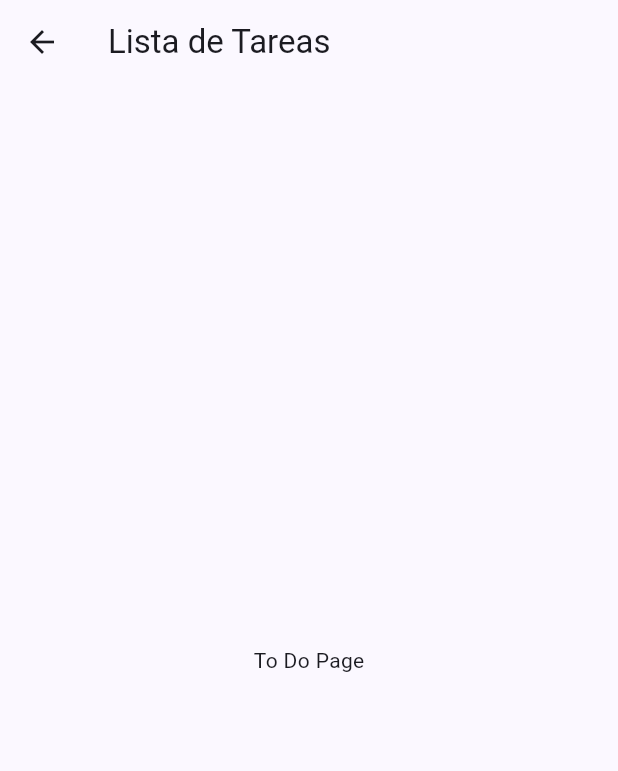
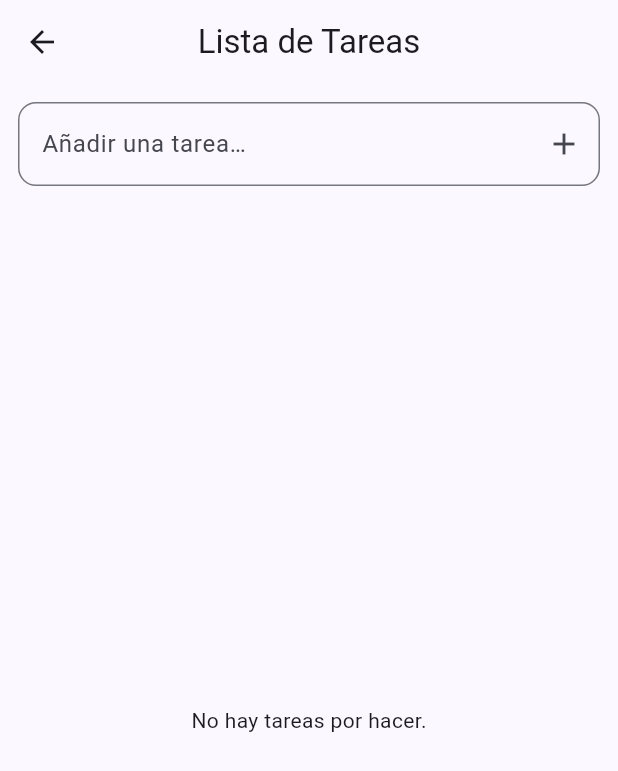
Before and after one commit to HectorPolendo-DEV/Flutter-prueba-tecnica, a Flutter app: the TodoPage screen opened by its route, on a phone screen of 412 x 824 dp. Shown: the top 771 px of the screen. Run offline on Flutter 3.47's test engine with Material 3 defaults, Android fonts, the phone set to English and light mode, and no system bars; our stand-ins replace cached_network_image, dio, flutter_dotenv, go_router, hive, hive_flutter; accounts and stored records are empty.

Commit message:
to do module complete

```diff
--- /dev/null
+++ b/lib/features/todo/data/datasource/local/todo_local_datasource.dart
@@ -0,0 +1,16 @@
+import 'package:hive/hive.dart';
+import '../../models/todo_model.dart';
+
+class ToDoLocalDataSource {
+  final Box<ToDoModel> box;
+
+  ToDoLocalDataSource(this.box);
+
+  List<ToDoModel> getAll() => box.values.toList();
+
+  Future<void> add(ToDoModel todo) async => await box.put(todo.id, todo);
+
+  Future<void> delete(String id) async => await box.delete(id);
+
+  Future<void> update(ToDoModel todo) async => await box.put(todo.id, todo);
+}
--- /dev/null
+++ b/lib/features/todo/data/models/todo_model.dart
@@ -0,0 +1,23 @@
+import 'package:hive/hive.dart';
+import '../../domain/entities/todo.dart';
+
+part 'todo_model.g.dart';
+
+@HiveType(typeId: 0)
+class ToDoModel extends HiveObject {
+  @HiveField(0)
+  String id;
+
+  @HiveField(1)
+  String title;
+
+  @HiveField(2)
+  bool isDone;
+
+  ToDoModel({required this.id, required this.title, this.isDone = false});
+
+  factory ToDoModel.fromEntity(ToDo todo) =>
+      ToDoModel(id: todo.id, title: todo.title, isDone: todo.isDone);
+
+  ToDo toEntity() => ToDo(id: id, title: title, isDone: isDone);
+}
--- /dev/null
+++ b/lib/features/todo/data/repositories/todo_repository_impl.dart
@@ -0,0 +1,24 @@
+import '../../domain/entities/todo.dart';
+import '../../domain/repositories/todo_repository.dart';
+import '../datasource/local/todo_local_datasource.dart';
+import '../models/todo_model.dart';
+
+class ToDoRepositoryImpl implements ToDoRepository {
+  final ToDoLocalDataSource local;
+
+  ToDoRepositoryImpl(this.local);
+
+  @override
+  List<ToDo> getAll() => local.getAll().map((e) => e.toEntity()).toList();
+
+  @override
+  Future<void> add(ToDo todo) async =>
+      await local.add(ToDoModel.fromEntity(todo));
+
+  @override
+  Future<void> delete(String id) async => await local.delete(id);
+
+  @override
+  Future<void> update(ToDo todo) async =>
+      await local.update(ToDoModel.fromEntity(todo));
+}
--- /dev/null
+++ b/lib/features/todo/domain/entities/todo.dart
@@ -0,0 +1,15 @@
+class ToDo {
+  final String id;
+  final String title;
+  final bool isDone;
+
+  ToDo({required this.id, required this.title, this.isDone = false});
+
+  ToDo copyWith({String? id, String? title, bool? isDone}) {
+    return ToDo(
+      id: id ?? this.id,
+      title: title ?? this.title,
+      isDone: isDone ?? this.isDone,
+    );
+  }
+}
--- /dev/null
+++ b/lib/features/todo/domain/repositories/todo_repository.dart
@@ -0,0 +1,8 @@
+import '../entities/todo.dart';
+
+abstract class ToDoRepository {
+  List<ToDo> getAll();
+  Future<void> add(ToDo todo);
+  Future<void> delete(String id);
+  Future<void> update(ToDo todo);
+}
--- a/lib/features/todo/presentation/view/to_do_page.dart
+++ b/lib/features/todo/presentation/view/to_do_page.dart
@@ -1,13 +1,125 @@
 import 'package:flutter/material.dart';
+import 'package:provider/provider.dart';
+import '../../presentation/viewmodel/todo_viewmodel.dart';
+import '../../data/repositories/todo_repository_impl.dart';
+import '../../data/datasource/local/todo_local_datasource.dart';
+import 'package:hive_flutter/hive_flutter.dart';
+import '../../data/models/todo_model.dart';
 
 class TodoPage extends StatelessWidget {
   const TodoPage({super.key});
 
   @override
   Widget build(BuildContext context) {
+    return FutureBuilder(
+      future: _initHive(),
+      builder: (context, snapshot) {
+        if (snapshot.connectionState == ConnectionState.waiting) {
+          return const Scaffold(
+            body: Center(child: CircularProgressIndicator()),
+          );
+        }
+        if (snapshot.hasError) {
+          return Scaffold(
+            body: Center(
+              child: Text('Error al inicializar Hive: ${snapshot.error}'),
+            ),
+          );
+        }
+
+        final box = snapshot.data as Box<ToDoModel>;
+        return ChangeNotifierProvider(
+          create: (_) =>
+              ToDoViewModel(ToDoRepositoryImpl(ToDoLocalDataSource(box))),
+          child: const _ToDoView(),
+        );
+      },
+    );
+  }
+
+  Future<Box<ToDoModel>> _initHive() async {
+    if (!Hive.isAdapterRegistered(0)) {
+      Hive.registerAdapter(ToDoModelAdapter());
+    }
+    return await Hive.openBox<ToDoModel>('todosBox');
+  }
+}
+
+class _ToDoView extends StatelessWidget {
+  const _ToDoView();
+
+  @override
+  Widget build(BuildContext context) {
+    final vm = context.watch<ToDoViewModel>();
+    final controller = TextEditingController();
+
     return Scaffold(
-      appBar: AppBar(title: const Text('Lista de Tareas')),
-      body: const Center(child: Text('To Do Page')),
+      appBar: AppBar(title: const Text('Lista de Tareas'), centerTitle: true),
+      body: Column(
+        children: [
+          Padding(
+            padding: const EdgeInsets.all(12),
+            child: TextField(
+              controller: controller,
+              textInputAction: TextInputAction.done,
+              decoration: InputDecoration(
+                hintText: 'Añadir una tarea…',
+                suffixIcon: IconButton(
+                  icon: const Icon(Icons.add),
+                  onPressed: () => vm.add(controller.text),
+                ),
+                border: OutlineInputBorder(
+                  borderRadius: BorderRadius.circular(12),
+                ),
+              ),
+              onSubmitted: vm.add,
+            ),
+          ),
+          Expanded(
+            child: vm.todos.isEmpty
+                ? const Center(child: Text('No hay tareas por hacer.'))
+                : Padding(
+                    padding: const EdgeInsets.all(12),
+                    child: ListView.builder(
+                      itemCount: vm.todos.length,
+                      itemBuilder: (context, index) {
+                        final todo = vm.todos[index];
+                        return Column(
+                          children: [
+                            Dismissible(
+                              key: Key(todo.id),
+                              direction: DismissDirection.endToStart,
+                              background: Container(
+                                color: Colors.red,
+                                alignment: Alignment.centerRight,
+                                child: const Icon(
+                                  Icons.delete,
+                                  color: Colors.white,
+                                ),
+                              ),
+                              onDismissed: (_) => vm.delete(todo.id),
+                              child: CheckboxListTile(
+                                value: todo.isDone,
+                                title: Text(
+                                  todo.title,
+                                  style: TextStyle(
+                                    decoration: todo.isDone
+                                        ? TextDecoration.lineThrough
+                                        : TextDecoration.none,
+                                  ),
+                                ),
+                                onChanged: (_) => vm.toggle(todo.id),
+                              ),
+                            ),
+                            const Divider(height: 1),
+                          ],
+                        );
+                      },
+                    ),
+                  ),
+          ),
+        ],
+      ),
     );
   }
 }
--- /dev/null
+++ b/lib/features/todo/presentation/viewmodel/todo_viewmodel.dart
@@ -0,0 +1,37 @@
+import 'package:flutter/material.dart';
+import '../../domain/entities/todo.dart';
+import '../../domain/repositories/todo_repository.dart';
+import 'package:uuid/uuid.dart';
+
+class ToDoViewModel extends ChangeNotifier {
+  final ToDoRepository repo;
+  final _uuid = const Uuid();
+
+  List<ToDo> _todos = [];
+  List<ToDo> get todos => _todos;
+
+  ToDoViewModel(this.repo) {
+    _todos = repo.getAll();
+  }
+
+  void add(String title) async {
+    final todo = ToDo(id: _uuid.v4(), title: title);
+    await repo.add(todo);
+    _todos = repo.getAll();
+    notifyListeners();
+  }
+
+  void toggle(String id) async {
+    final todo = _todos.firstWhere((t) => t.id == id);
+    final updated = todo.copyWith(isDone: !todo.isDone);
+    await repo.update(updated);
+    _todos = repo.getAll();
+    notifyListeners();
+  }
+
+  void delete(String id) async {
+    await repo.delete(id);
+    _todos = repo.getAll();
+    notifyListeners();
+  }
+}
--- a/lib/main.dart
+++ b/lib/main.dart
@@ -3,9 +3,11 @@ import 'app/app.dart';
 import 'package:flutter_dotenv/flutter_dotenv.dart';
 import 'package:provider/provider.dart';
 import 'app/app_providers.dart';
+import 'package:hive_flutter/hive_flutter.dart';
 
 void main() async {
   WidgetsFlutterBinding.ensureInitialized();
+  await Hive.initFlutter();
   await dotenv.load(fileName: ".env");
   runApp(MultiProvider(providers: appProviders, child: const MyApp()));
 }
--- a/pubspec.yaml
+++ b/pubspec.yaml
@@ -35,6 +35,9 @@ dependencies:
   dio: ^5.7.0
   cached_network_image: ^3.4.1
   flutter_staggered_grid_view: ^0.7.0
+  hive: ^2.2.3
+  hive_flutter: ^1.1.0
+  uuid: ^4.5.0
 
   # The following adds the Cupertino Icons font to your application.
   # Use with the CupertinoIcons class for iOS style icons.
@@ -51,6 +54,8 @@ dev_dependencies:
   # package. See that file for information about deactivating specific lint
   # rules and activating additional ones.
   flutter_lints: ^5.0.0
+  build_runner: ^2.4.9
+  hive_generator: ^2.0.1
 
 # For information on the generic Dart part of this file, see the
 # following page: https://dart.dev/tools/pub/pubspec
```
Also changed, not shown: lib/features/todo/data/models/todo_model.g.dart (added), pubspec.lock, 1 other file.
